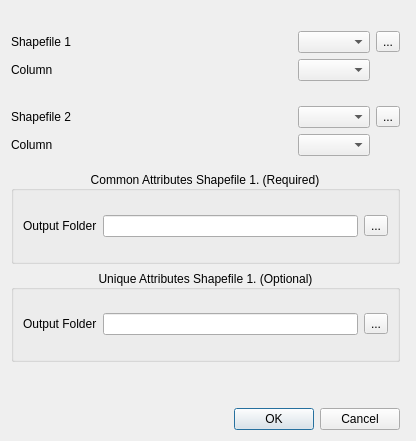
The window that Compare_attributes_dialog_base.ui (MatheusOliveiraFreitas/compare_attributes) describes before a commit, drawn with Qt 5.
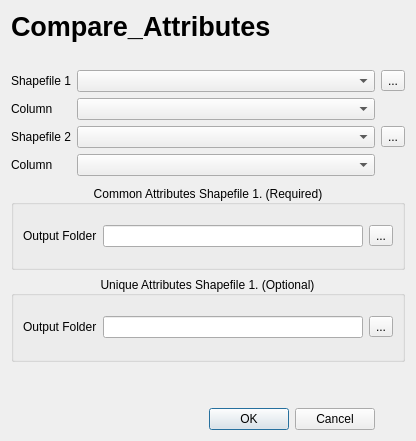
The same window after the commit.

```diff
--- a/Compare_attributes_dialog_base.ui
+++ b/Compare_attributes_dialog_base.ui
@@ -16,24 +16,219 @@
   <property name="locale">
    <locale language="English" country="UnitedStates"/>
   </property>
-  <layout class="QGridLayout" name="gridLayout_3">
-   <item row="4" column="0">
-    <spacer name="verticalSpacer">
+  <layout class="QGridLayout" name="gridLayout_2">
+   <item row="7" column="2">
+    <spacer name="verticalSpacer_3">
      <property name="orientation">
       <enum>Qt::Vertical</enum>
      </property>
      <property name="sizeType">
-      <enum>QSizePolicy::Minimum</enum>
+      <enum>QSizePolicy::Maximum</enum>
      </property>
      <property name="sizeHint" stdset="0">
       <size>
-       <width>20</width>
-       <height>40</height>
+       <width>5</width>
+       <height>20</height>
       </size>
      </property>
     </spacer>
    </item>
+   <item row="3" column="1" colspan="2">
+    <widget class="QComboBox" name="comboBox_2"/>
+   </item>
+   <item row="2" column="3">
+    <widget class="QToolButton" name="toolButton">
+     <property name="text">
+      <string>...</string>
+     </property>
+    </widget>
+   </item>
+   <item row="2" column="1" colspan="2">
+    <widget class="QComboBox" name="comboBox"/>
+   </item>
+   <item row="6" column="0">
+    <widget class="QLabel" name="label_5">
+     <property name="text">
+      <string>Column</string>
+     </property>
+    </widget>
+   </item>
+   <item row="4" column="2">
+    <spacer name="verticalSpacer_2">
+     <property name="orientation">
+      <enum>Qt::Vertical</enum>
+     </property>
+     <property name="sizeType">
+      <enum>QSizePolicy::Maximum</enum>
+     </property>
+     <property name="sizeHint" stdset="0">
+      <size>
+       <width>176</width>
+       <height>13</height>
+      </size>
+     </property>
+    </spacer>
+   </item>
+   <item row="0" column="0" colspan="3">
+    <widget class="QLabel" name="label_7">
+     <property name="font">
+      <font>
+       <pointsize>20</pointsize>
+       <weight>75</weight>
+       <bold>true</bold>
+      </font>
+     </property>
+     <property name="text">
+      <string>Compare_Attributes</string>
+     </property>
+    </widget>
+   </item>
    <item row="3" column="0">
+    <widget class="QLabel" name="label_2">
+     <property name="text">
+      <string>Column</string>
+     </property>
+    </widget>
+   </item>
+   <item row="5" column="0">
+    <widget class="QLabel" name="label_4">
+     <property name="locale">
+      <locale language="English" country="UnitedStates"/>
+     </property>
+     <property name="text">
+      <string>Shapefile 2</string>
+     </property>
+    </widget>
+   </item>
+   <item row="8" column="0" colspan="4">
+    <widget class="QGroupBox" name="groupBox_2">
+     <property name="title">
+      <string>Common Attributes Shapefile 1. (Required)</string>
+     </property>
+     <property name="alignment">
+      <set>Qt::AlignCenter</set>
+     </property>
+     <layout class="QGridLayout" name="gridLayout_3">
+      <item row="0" column="1">
+       <spacer name="verticalSpacer_8">
+        <property name="orientation">
+         <enum>Qt::Vertical</enum>
+        </property>
+        <property name="sizeType">
+         <enum>QSizePolicy::Maximum</enum>
+        </property>
+        <property name="sizeHint" stdset="0">
+         <size>
+          <width>5</width>
+          <height>20</height>
+         </size>
+        </property>
+       </spacer>
+      </item>
+      <item row="1" column="0">
+       <widget class="QLabel" name="label_3">
+        <property name="text">
+         <string>Output Folder</string>
+        </property>
+       </widget>
+      </item>
+      <item row="1" column="1">
+       <widget class="QLineEdit" name="lineEdit">
+        <property name="minimumSize">
+         <size>
+          <width>0</width>
+          <height>0</height>
+         </size>
+        </property>
+        <property name="contextMenuPolicy">
+         <enum>Qt::DefaultContextMenu</enum>
+        </property>
+        <property name="toolTip">
+         <string/>
+        </property>
+        <property name="inputMask">
+         <string/>
+        </property>
+        <property name="text">
+         <string/>
+        </property>
+        <property name="placeholderText">
+         <string/>
+        </property>
+       </widget>
+      </item>
+      <item row="1" column="2">
+       <widget class="QToolButton" name="toolButton_2">
+        <property name="text">
+         <string>...</string>
+        </property>
+       </widget>
+      </item>
+      <item row="2" column="1">
+       <spacer name="verticalSpacer_7">
+        <property name="orientation">
+         <enum>Qt::Vertical</enum>
+        </property>
+        <property name="sizeType">
+         <enum>QSizePolicy::Maximum</enum>
+        </property>
+        <property name="sizeHint" stdset="0">
+         <size>
+          <width>5</width>
+          <height>20</height>
+         </size>
+        </property>
+       </spacer>
+      </item>
+     </layout>
+    </widget>
+   </item>
+   <item row="5" column="1" colspan="2">
+    <widget class="QComboBox" name="comboBox_3"/>
+   </item>
+   <item row="5" column="3">
+    <widget class="QToolButton" name="toolButton_3">
+     <property name="text">
+      <string>...</string>
+     </property>
+    </widget>
+   </item>
+   <item row="1" column="0">
+    <spacer name="verticalSpacer_4">
+     <property name="orientation">
+      <enum>Qt::Vertical</enum>
+     </property>
+     <property name="sizeType">
+      <enum>QSizePolicy::Maximum</enum>
+     </property>
+     <property name="sizeHint" stdset="0">
+      <size>
+       <width>20</width>
+       <height>40</height>
+      </size>
+     </property>
+    </spacer>
+   </item>
+   <item row="2" column="0">
+    <widget class="QLabel" name="label">
+     <property name="toolTip">
+      <string/>
+     </property>
+     <property name="whatsThis">
+      <string/>
+     </property>
+     <property name="accessibleName">
+      <string/>
+     </property>
+     <property name="locale">
+      <locale language="English" country="UnitedStates"/>
+     </property>
+     <property name="text">
+      <string>Shapefile 1</string>
+     </property>
+    </widget>
+   </item>
+   <item row="9" column="0" colspan="4">
     <widget class="QGroupBox" name="groupBox">
      <property name="font">
       <font>
@@ -119,7 +314,23 @@
      </layout>
     </widget>
    </item>
-   <item row="5" column="0">
+   <item row="10" column="2">
+    <spacer name="verticalSpacer">
+     <property name="orientation">
+      <enum>Qt::Vertical</enum>
+     </property>
+     <property name="sizeType">
+      <enum>QSizePolicy::Minimum</enum>
+     </property>
+     <property name="sizeHint" stdset="0">
+      <size>
+       <width>20</width>
+       <height>40</height>
+      </size>
+     </property>
+    </spacer>
+   </item>
+   <item row="11" column="2">
     <widget class="QDialogButtonBox" name="button_box">
      <property name="orientation">
       <enum>Qt::Horizontal</enum>
@@ -129,241 +340,8 @@
      </property>
     </widget>
    </item>
-   <item row="0" column="0">
-    <layout class="QGridLayout" name="gridLayout_2">
-     <item row="4" column="2">
-      <widget class="QComboBox" name="comboBox_3"/>
-     </item>
-     <item row="1" column="0">
-      <widget class="QLabel" name="label">
-       <property name="toolTip">
-        <string/>
-       </property>
-       <property name="whatsThis">
-        <string/>
-       </property>
-       <property name="accessibleName">
-        <string/>
-       </property>
-       <property name="locale">
-        <locale language="English" country="UnitedStates"/>
-       </property>
-       <property name="text">
-        <string>Shapefile 1</string>
-       </property>
-      </widget>
-     </item>
-     <item row="4" column="4">
-      <widget class="QToolButton" name="toolButton_3">
-       <property name="text">
-        <string>...</string>
-       </property>
-      </widget>
-     </item>
-     <item row="1" column="2">
-      <widget class="QComboBox" name="comboBox"/>
-     </item>
-     <item row="1" column="4">
-      <widget class="QToolButton" name="toolButton">
-       <property name="text">
-        <string>...</string>
-       </property>
-      </widget>
-     </item>
-     <item row="5" column="2">
-      <widget class="QComboBox" name="comboBox_4"/>
-     </item>
-     <item row="0" column="2">
-      <spacer name="verticalSpacer_4">
-       <property name="orientation">
-        <enum>Qt::Vertical</enum>
-       </property>
-       <property name="sizeType">
-        <enum>QSizePolicy::Fixed</enum>
-       </property>
-       <property name="sizeHint" stdset="0">
-        <size>
-         <width>10</width>
-         <height>20</height>
-        </size>
-       </property>
-      </spacer>
-     </item>
-     <item row="4" column="0">
-      <widget class="QLabel" name="label_4">
-       <property name="locale">
-        <locale language="English" country="UnitedStates"/>
-       </property>
-       <property name="text">
-        <string>Shapefile 2</string>
-       </property>
-      </widget>
-     </item>
-     <item row="2" column="2">
-      <widget class="QComboBox" name="comboBox_2"/>
-     </item>
-     <item row="2" column="0">
-      <widget class="QLabel" name="label_2">
-       <property name="text">
-        <string>Column</string>
-       </property>
-      </widget>
-     </item>
-     <item row="5" column="0">
-      <widget class="QLabel" name="label_5">
-       <property name="text">
-        <string>Column</string>
-       </property>
-      </widget>
-     </item>
-     <item row="3" column="2">
-      <spacer name="verticalSpacer_2">
-       <property name="orientation">
-        <enum>Qt::Vertical</enum>
-       </property>
-       <property name="sizeType">
-        <enum>QSizePolicy::Maximum</enum>
-       </property>
-       <property name="sizeHint" stdset="0">
-        <size>
-         <width>10</width>
-         <height>30</height>
-        </size>
-       </property>
-      </spacer>
-     </item>
-     <item row="1" column="1">
-      <spacer name="horizontalSpacer_2">
-       <property name="orientation">
-        <enum>Qt::Horizontal</enum>
-       </property>
-       <property name="sizeType">
-        <enum>QSizePolicy::MinimumExpanding</enum>
-       </property>
-       <property name="sizeHint" stdset="0">
-        <size>
-         <width>5</width>
-         <height>10</height>
-        </size>
-       </property>
-      </spacer>
-     </item>
-    </layout>
-   </item>
-   <item row="2" column="0">
-    <widget class="QGroupBox" name="groupBox_2">
-     <property name="title">
-      <string>Common Attributes Shapefile 1. (Required)</string>
-     </property>
-     <property name="alignment">
-      <set>Qt::AlignCenter</set>
-     </property>
-     <layout class="QGridLayout" name="gridLayout_4">
-      <item row="1" column="2">
-       <widget class="QToolButton" name="toolButton_2">
-        <property name="text">
-         <string>...</string>
-        </property>
-       </widget>
-      </item>
-      <item row="1" column="1">
-       <widget class="QLineEdit" name="lineEdit">
-        <property name="minimumSize">
-         <size>
-          <width>0</width>
-          <height>0</height>
-         </size>
-        </property>
-        <property name="contextMenuPolicy">
-         <enum>Qt::DefaultContextMenu</enum>
-        </property>
-        <property name="toolTip">
-         <string/>
-        </property>
-        <property name="inputMask">
-         <string/>
-        </property>
-        <property name="text">
-         <string/>
-        </property>
-        <property name="placeholderText">
-         <string/>
-        </property>
-       </widget>
-      </item>
-      <item row="1" column="0">
-       <widget class="QLabel" name="label_3">
-        <property name="text">
-         <string>Output Folder</string>
-        </property>
-       </widget>
-      </item>
-      <item row="2" column="1">
-       <spacer name="verticalSpacer_7">
-        <property name="orientation">
-         <enum>Qt::Vertical</enum>
-        </property>
-        <property name="sizeType">
-         <enum>QSizePolicy::Maximum</enum>
-        </property>
-        <property name="sizeHint" stdset="0">
-         <size>
-          <width>5</width>
-          <height>20</height>
-         </size>
-        </property>
-       </spacer>
-      </item>
-      <item row="0" column="1">
-       <spacer name="verticalSpacer_8">
-        <property name="orientation">
-         <enum>Qt::Vertical</enum>
-        </property>
-        <property name="sizeType">
-         <enum>QSizePolicy::Maximum</enum>
-        </property>
-        <property name="sizeHint" stdset="0">
-         <size>
-          <width>5</width>
-          <height>20</height>
-         </size>
-        </property>
-       </spacer>
-      </item>
-     </layout>
-    </widget>
-   </item>
-   <item row="1" column="0">
-    <spacer name="verticalSpacer_3">
-     <property name="orientation">
-      <enum>Qt::Vertical</enum>
-     </property>
-     <property name="sizeType">
-      <enum>QSizePolicy::Maximum</enum>
-     </property>
-     <property name="sizeHint" stdset="0">
-      <size>
-       <width>5</width>
-       <height>20</height>
-      </size>
-     </property>
-    </spacer>
-   </item>
-   <item row="0" column="1">
-    <spacer name="horizontalSpacer">
-     <property name="orientation">
-      <enum>Qt::Horizontal</enum>
-     </property>
-     <property name="sizeType">
-      <enum>QSizePolicy::Minimum</enum>
-     </property>
-     <property name="sizeHint" stdset="0">
-      <size>
-       <width>5</width>
-       <height>10</height>
-      </size>
-     </property>
-    </spacer>
+   <item row="6" column="1" colspan="2">
+    <widget class="QComboBox" name="comboBox_4"/>
    </item>
   </layout>
  </widget>
```
